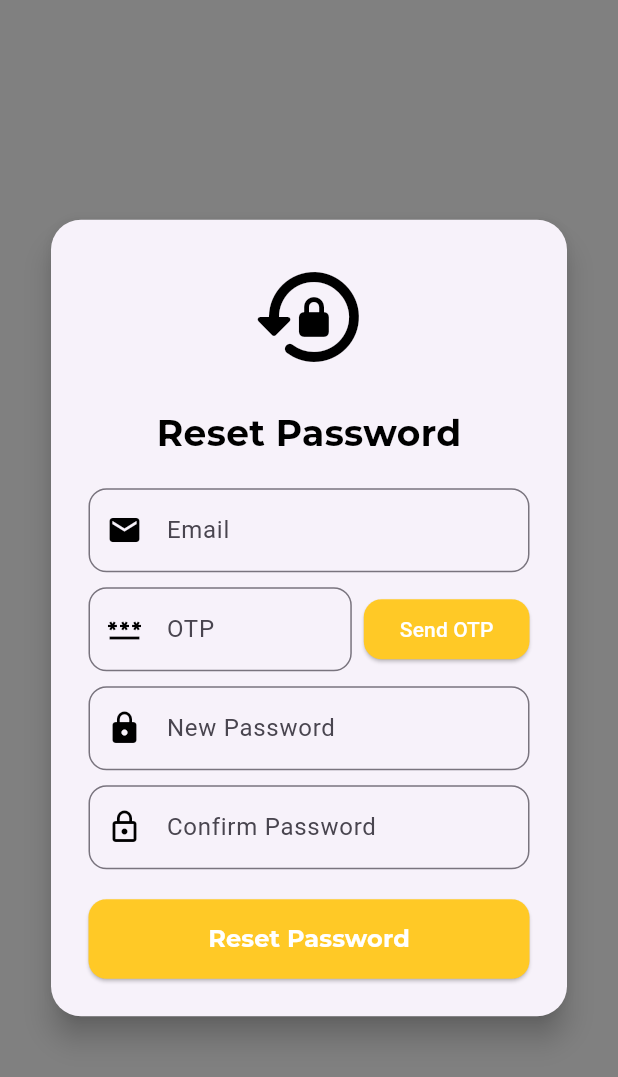
After one commit to nrico25/dchubite, a Flutter app: the screen it shows after launch, after a tap on "Lupa password?", on a phone screen of 412 x 824 dp. The commit adds this screen. Shown: the top 1077 px of the screen. Run offline on Flutter 3.47's test engine with Material 3 defaults, Android fonts, the phone set to English and light mode, and no system bars; our stand-ins replace fl_chart, get, image_picker, permission_handler, shared_preferences; missing offline and left inert: esc_pos_utils_plus, print_bluetooth_thermal; network calls fail.

Commit message:
feat: [NC] implement otp and forgot password

```diff
--- a/lib/dashboard/dashboard.dart
+++ b/lib/dashboard/dashboard.dart
@@ -2,6 +2,7 @@ import 'package:flutter/material.dart';
 import 'package:get/get.dart';
 import 'package:tadchubite/dashboard/controller.dart';
 import 'package:tadchubite/pages/finance/finance.dart';
+import 'package:tadchubite/pages/login/auth_controller.dart';
 import 'package:tadchubite/pages/manage%20menu/products.dart';
 import 'package:tadchubite/pages/order/cust_queue.dart';
 import 'package:tadchubite/pages/order/order.dart';
@@ -18,6 +19,7 @@ class DashboardPage extends StatelessWidget {
   Widget build(BuildContext context) {
     final DashboardController dashboardController =
         Get.put(DashboardController());
+    final AuthController authController = Get.find();
 
     final List<Widget> menus = [
       OrderQueuePage(),
@@ -26,7 +28,12 @@ class DashboardPage extends StatelessWidget {
       FinanceReportPage()
     ];
 
-    final List<String> titles = ["Order Queue", "Manage Products", "Settings", "Report"];
+    final List<String> titles = [
+      "Order Queue",
+      "Manage Products",
+      "Settings",
+      "Report"
+    ];
 
     final List<IconData> icons = [
       Icons.access_alarm,
@@ -142,7 +149,9 @@ class DashboardPage extends StatelessWidget {
                   padding: const EdgeInsets.all(16.0),
                   child: MyButton(
                     text: 'Log Out',
-                    onPressed: () {},
+                    onPressed: () async {
+                      await authController.logout(); // Panggil metode logout
+                    },
                     color: lightBlue,
                     height: 40,
                     elevation: 0,
--- a/lib/pages/login/login.dart
+++ b/lib/pages/login/login.dart
@@ -66,7 +66,22 @@ class Login extends StatelessWidget {
                   textColor: black,
                   hintColor: grey,
                 ),
-                SizedBox(height: 20),
+                Row(
+                  mainAxisAlignment: MainAxisAlignment.end,
+                  children: [
+                    TextButton(
+                        onPressed: () {
+                          Get.offAllNamed('/otp');
+                        },
+                        child: MyText(
+                          text: "Lupa password?",
+                          fontFamily: "MontserratBold",
+                          fontSize: 16,
+                          color: black,
+                        )),
+                  ],
+                ),
+                SizedBox(height: 10),
                 MyButton(
                   text: 'Login',
                   onPressed: () {
--- /dev/null
+++ b/lib/pages/login/otp.dart
@@ -0,0 +1,136 @@
+import 'package:flutter/material.dart';
+import 'package:get/get.dart';
+import 'package:tadchubite/pages/login/otp_controller.dart';
+import 'package:tadchubite/widget/color.dart';
+import 'package:tadchubite/widget/text.dart';
+
+class ResetPasswordPage extends StatelessWidget {
+  final ForgotPasswordController controller =
+      Get.put(ForgotPasswordController());
+
+  final TextEditingController emailController = TextEditingController();
+  final TextEditingController otpController = TextEditingController();
+  final TextEditingController passwordController = TextEditingController();
+  final TextEditingController confirmPasswordController =
+      TextEditingController();
+
+  @override
+  Widget build(BuildContext context) {
+    return Scaffold(
+      body: Container(
+        decoration: BoxDecoration(color:grey),
+        child: Center(
+          child: SingleChildScrollView(
+            padding: const EdgeInsets.symmetric(horizontal: 30),
+            child: Card(
+              shape: RoundedRectangleBorder(
+                  borderRadius: BorderRadius.circular(20)),
+              elevation: 8,
+              child: Padding(
+                padding: const EdgeInsets.all(25),
+                child: Column(
+                  mainAxisSize: MainAxisSize.min,
+                  children: [
+                     Icon(Icons.lock_reset_rounded,
+                        size: 80, color: black),
+                     SizedBox(height: 20),
+                    MyText(
+                        text: "Reset Password",
+                        fontSize: 24,
+                        fontFamily: "MontserratBold",
+                        color: black),
+                     SizedBox(height: 20),
+                    _buildTextField(emailController, 'Email', Icons.email),
+                     SizedBox(height: 10),
+                    Row(
+                      children: [
+                        Expanded(
+                            child: _buildTextField(
+                                otpController, 'OTP', Icons.password)),
+                         SizedBox(width: 8),
+                        Obx(() => ElevatedButton(
+                              onPressed: controller.isLoading.value
+                                  ? null
+                                  : () {
+                                      controller
+                                          .sendOtp(emailController.text.trim());
+                                    },
+                              style: ElevatedButton.styleFrom(
+                                backgroundColor: yellow,
+                                shape: RoundedRectangleBorder(
+                                    borderRadius: BorderRadius.circular(12)),
+                              ),
+                              child: controller.isLoading.value
+                                  ? const CircularProgressIndicator(
+                                      color: Colors.white)
+                                  : const MyText(
+                                      text: 'Send OTP',
+                                      color: white,
+                                    ),
+                            )),
+                      ],
+                    ),
+                    const SizedBox(height: 10),
+                    _buildTextField(
+                        passwordController, 'New Password', Icons.lock,
+                        obscure: true),
+                    const SizedBox(height: 10),
+                    _buildTextField(confirmPasswordController,
+                        'Confirm Password', Icons.lock_outline,
+                        obscure: true),
+                     SizedBox(height: 20),
+                    Obx(() => SizedBox(
+                          width: double.infinity,
+                          child: ElevatedButton(
+                            onPressed: controller.isLoading.value
+                                ? null
+                                : () {
+                                    controller.resetPassword(
+                                      emailController.text.trim(),
+                                      otpController.text.trim(),
+                                      passwordController.text.trim(),
+                                      confirmPasswordController.text.trim(),
+                                    );
+                                  },
+                            style: ElevatedButton.styleFrom(
+                              padding:  EdgeInsets.symmetric(vertical: 15),
+                              backgroundColor:  yellow,
+                              shape: RoundedRectangleBorder(
+                                  borderRadius: BorderRadius.circular(12)),
+                            ),
+                            child: controller.isLoading.value
+                                ? const CircularProgressIndicator(
+                                    color: Colors.white)
+                                : const MyText(
+                                    text: 'Reset Password',
+                                    fontSize: 16,
+                                    color: white,
+                                    fontFamily: "MontserratBold",
+                                  ),
+                          ),
+                        )),
+                  ],
+                ),
+              ),
+            ),
+          ),
+        ),
+      ),
+    );
+  }
+
+  Widget _buildTextField(
+      TextEditingController controller, String hint, IconData icon,
+      {bool obscure = false}) {
+    return TextField(
+      controller: controller,
+      obscureText: obscure,
+      decoration: InputDecoration(
+        prefixIcon:
+            Icon(icon, color: black),
+        hintText: hint,
+        border: OutlineInputBorder(borderRadius: BorderRadius.circular(12)),
+      ),
+    );
+  }
+}
--- a/lib/pages/order/submit_order.dart
+++ b/lib/pages/order/submit_order.dart
@@ -197,7 +197,9 @@ class SubmitOrderPage extends StatelessWidget {
             SizedBox(height: 20),
             MyButton(
               text: "Konfirmasi Pesanan",
-              onPressed: () async {},
+              onPressed: () {
+                SubmitConfirmation(context);
+              },
               color: yellow,
               height: 56,
               elevation: 0,
--- a/lib/routes/app_page.dart
+++ b/lib/routes/app_page.dart
@@ -2,6 +2,7 @@ import 'package:get/get.dart';
 import 'package:tadchubite/bindings/binding.dart';
 import 'package:tadchubite/dashboard/dashboard.dart';
 import 'package:tadchubite/pages/login/login.dart';
+import 'package:tadchubite/pages/login/otp.dart' show ResetPasswordPage;
 import 'package:tadchubite/pages/manage%20menu/add_menu.dart';
 import 'package:tadchubite/pages/manage%20menu/products.dart';
 import 'package:tadchubite/pages/order/confirm.dart';
@@ -20,7 +21,8 @@ class AppPages {
     GetPage(name: '/order', page: () => OrderPage(), binding: MyBindigs()),
     GetPage(name: '/setting', page: () => PrinterChoice(), binding: MyBindigs()),
     GetPage(name: '/nota', page: () => ConfirmPage(order: Get.arguments, ),),
-    GetPage(name: '/queue', page: () => OrderQueuePage(), binding: MyBindigs())
+    GetPage(name: '/queue', page: () => OrderQueuePage(), binding: MyBindigs()),
+    GetPage(name: '/otp', page: () => ResetPasswordPage(), binding: MyBindigs())
 
   ];
 }
```
Also changed, not shown: 4 other files.
